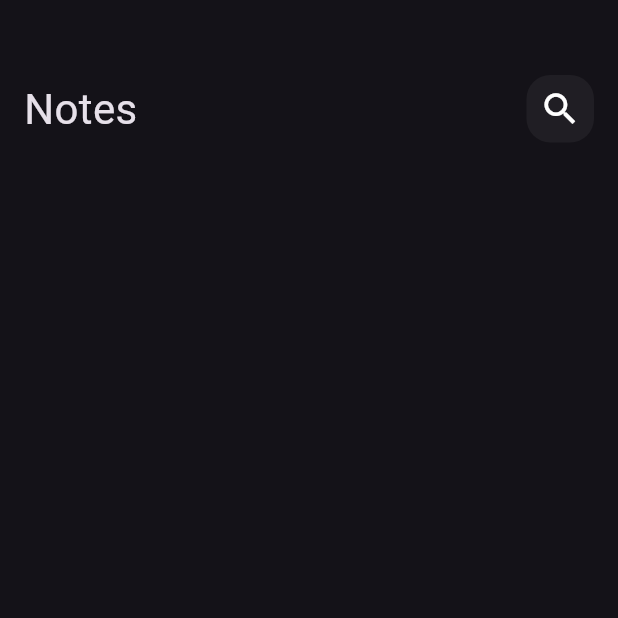
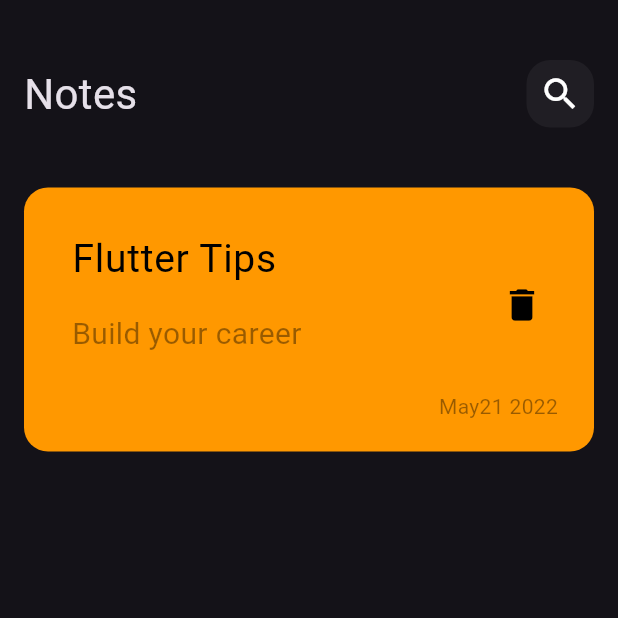
Before and after one commit to yasminamo/Notes-app, a Flutter app: the screen it shows after launch, on a phone screen of 412 x 824 dp, the top half of it. Run offline on Flutter 3.47's test engine with Material 3 defaults, Android fonts, the phone set to English and light mode, and no system bars.

Commit message:
create custom note item

```diff
--- /dev/null
+++ b/lib/views/Widgets/custom_note_item.dart
@@ -0,0 +1,46 @@
+import 'package:flutter/material.dart';
+
+class NoteItem extends StatelessWidget {
+  const NoteItem({super.key});
+
+  @override
+  Widget build(BuildContext context) {
+    return Container(
+      padding: const EdgeInsets.only(top: 20, bottom: 20, left: 16),
+      decoration: BoxDecoration(
+        color: Colors.orange,
+        borderRadius: BorderRadius.circular(16),
+      ),
+      child: Column(
+        crossAxisAlignment: CrossAxisAlignment.end,
+        children: [
+          ListTile(
+            title: const Text(
+              "Flutter Tips",
+              style: TextStyle(color: Colors.black, fontSize: 26),
+            ),
+            subtitle: Padding(
+              padding: const EdgeInsets.only(top: 16, bottom: 16),
+              child: Text("Build your career",
+                  style: TextStyle(
+                      color: Colors.black.withOpacity(.4), fontSize: 20)),
+            ),
+            trailing: IconButton(
+                onPressed: () {},
+                icon: const Icon(
+                  Icons.delete,
+                  color: Colors.black,
+                  size: 28,
+                )),
+          ),
+          Padding(
+            padding: const EdgeInsets.only(right: 24),
+            child: Text("May21 2022",
+                style: TextStyle(
+                    color: Colors.black.withOpacity(.4), fontSize: 14)),
+          ),
+        ],
+      ),
+    );
+  }
+}
--- a/lib/views/Widgets/notes_view_body.dart
+++ b/lib/views/Widgets/notes_view_body.dart
@@ -1,5 +1,6 @@
 import 'package:flutter/material.dart';
 import 'package:note_app/views/Widgets/custom_app_bar.dart';
+import 'package:note_app/views/Widgets/custom_note_item.dart';
 
 class NotesviewBody extends StatelessWidget {
   const NotesviewBody({super.key});
@@ -11,9 +12,13 @@ class NotesviewBody extends StatelessWidget {
       child: Column(
         children: [
           SizedBox(
-            height: 50,
+            height: 40,
           ),
           CustomAppBar(),
+          SizedBox(
+            height: 40,
+          ),
+          NoteItem(),
         ],
       ),
     );
```
